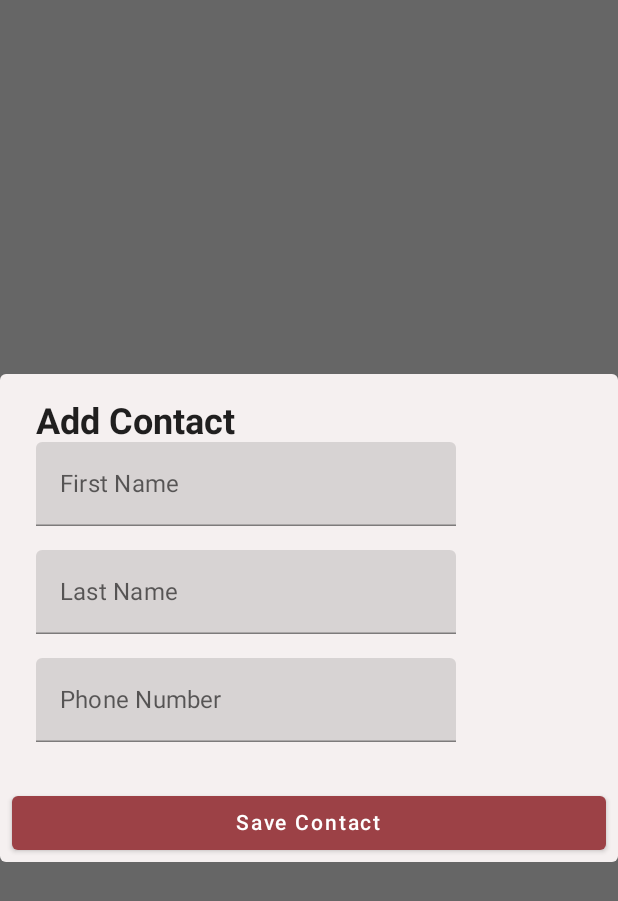
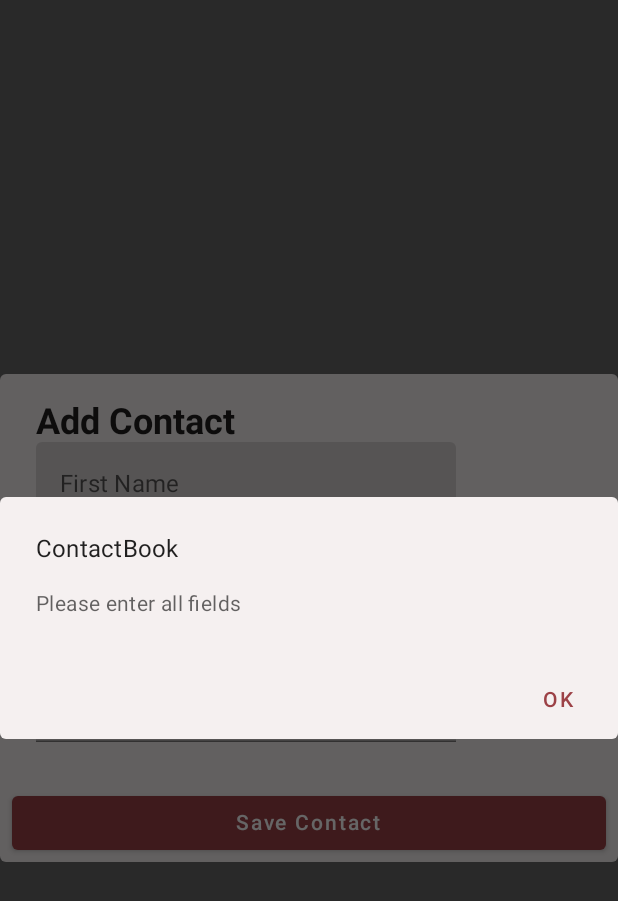
Before and after one commit to DhavanBhalodiya/compose-room, an Android app built with Jetpack Compose: the composable AddContactDialog shown on its own in the app's theme, after a tap on "Save Contact", on a phone screen of 412 x 824 dp. Shown: the top 901 px of the screen. Run offline under Robolectric (Android 15) with nearby library versions, the phone set to English and light mode, and no system bars.

Commit message:
-Add validation for Add contact dialog

```diff
--- a/app/src/main/java/com/example/composewithroom/data/ContactRepository.kt
+++ b/app/src/main/java/com/example/composewithroom/data/ContactRepository.kt
@@ -16,7 +16,7 @@ class ContactRepository(private val dao: ContactDao) {
     }
 
      fun getContactOrderByFirstName(): Flow<List<Contact>> {
-         return dao.getContactOrderByFirstName()
+         return dao.getContactList()
     }
 
 }
--- a/app/src/main/java/com/example/composewithroom/ui/screens/AddContactDialog.kt
+++ b/app/src/main/java/com/example/composewithroom/ui/screens/AddContactDialog.kt
@@ -1,12 +1,16 @@
 package com.example.composewithroom.ui.screens
 
 import androidx.compose.foundation.layout.*
+import androidx.compose.foundation.text.KeyboardOptions
 import androidx.compose.material.*
-import androidx.compose.runtime.Composable
+import androidx.compose.runtime.*
 import androidx.compose.ui.Modifier
+import androidx.compose.ui.graphics.Color
 import androidx.compose.ui.res.stringResource
 import androidx.compose.ui.text.TextStyle
 import androidx.compose.ui.text.font.FontWeight
+import androidx.compose.ui.text.input.ImeAction
+import androidx.compose.ui.text.input.KeyboardType
 import androidx.compose.ui.unit.dp
 import com.example.composewithroom.ui.viewmodel.ContactEvent
 import com.example.composewithroom.ui.viewmodel.ContactState
@@ -14,19 +18,43 @@ import com.example.composewithroom.R
 
 @Composable
 fun AddContactDialog(state: ContactState, event: (ContactEvent) -> Unit, modifier: Modifier = Modifier) {
-    AlertDialog(modifier=modifier.fillMaxWidth(),onDismissRequest = { event(ContactEvent.HideDialog) },
-        title = { Text(text = stringResource(R.string.add_contact), style = TextStyle(fontSize = MaterialTheme.typography.h5.fontSize, fontWeight = FontWeight.Bold),modifier=Modifier.fillMaxWidth()) },
-        text = {
+    var openDialog by remember { mutableStateOf(false) }
+
+    ShowValidationAlert(openDialog, onDismiss = {
+        openDialog = false
+    }, onConfirmClick = { openDialog = false })
+
+
+    AlertDialog(modifier = modifier.fillMaxWidth(), onDismissRequest = {
+        event(ContactEvent.HideDialog)
+    }, title = { Text(text = stringResource(R.string.add_contact), style = TextStyle(fontSize = MaterialTheme.typography.h5.fontSize, fontWeight = FontWeight.Bold), modifier = Modifier.fillMaxWidth()) }, text = {
         Column(modifier = Modifier.fillMaxWidth(), verticalArrangement = Arrangement.spacedBy(16.dp)) {
-            TextField(value = state.firstName, onValueChange = {event(ContactEvent.SetFirstName(
-                it
-            ))}, placeholder = { Text(text = stringResource(R.string.first_name)) })
-            TextField(value = state.lastName, onValueChange = {event(ContactEvent.SetLastName(it))}, placeholder = { Text(text = stringResource(R.string.last_name)) })
-            TextField(value = state.phoneNumber, onValueChange = {event(ContactEvent.SetPhoneNumber(it))}, placeholder = { Text(text = stringResource(R.string.phone_number)) })
+            TextField(value = state.firstName, onValueChange = {
+                event(ContactEvent.SetFirstName(it))
+            }, placeholder = { Text(text = stringResource(R.string.first_name)) }, keyboardOptions = KeyboardOptions(keyboardType = KeyboardType.Text, imeAction = ImeAction.Next), maxLines = 1)
+            TextField(value = state.lastName, onValueChange = { event(ContactEvent.SetLastName(it)) }, placeholder = { Text(text = stringResource(R.string.last_name)) }, keyboardOptions = KeyboardOptions(keyboardType = KeyboardType.Text, imeAction = ImeAction.Next), maxLines = 1)
+            TextField(value = state.phoneNumber, onValueChange = {
+               event(ContactEvent.SetPhoneNumber(it))
+            }, placeholder = { Text(text = stringResource(R.string.phone_number)) }, maxLines = 1, /*keyboardOptions = KeyboardOptions(keyboardType = KeyboardType.Number, imeAction = ImeAction.Done)*/)
         }
     }, confirmButton = {
-        Button(onClick = { event(ContactEvent.SaveContact) }, modifier = Modifier.fillMaxWidth()) {
+        Button(onClick = {
+            if (state.firstName.isEmpty() || state.lastName.isEmpty() || state.phoneNumber.isEmpty()) {
+                openDialog = true
+            } else event(ContactEvent.SaveContact)
+        }, modifier = Modifier.fillMaxWidth()) {
             Text(text = stringResource(R.string.save_contact))
         }
     })
 }
+
+@Composable
+fun ShowValidationAlert(openDialog: Boolean, onDismiss: () -> Unit, onConfirmClick: () -> Unit) {
+    if (openDialog) {
+        AlertDialog(onDismissRequest = onDismiss, title = { Text(text = stringResource(id = R.string.app_name)) }, text = { Text(text = stringResource(id = R.string.validation_msg)) }, confirmButton = {
+            TextButton(onClick = onConfirmClick) {
+                Text(text = stringResource(id = R.string.ok), color = MaterialTheme.colors.primary)
+            }
+        })
+    }
+}
--- a/app/src/main/java/com/example/composewithroom/ui/viewmodel/ContactState.kt
+++ b/app/src/main/java/com/example/composewithroom/ui/viewmodel/ContactState.kt
@@ -7,5 +7,5 @@ data class ContactState(
     val lastName:String="",
     val phoneNumber:String="",
     val contacts:List<Contact> = emptyList(),
-    val isAddingContact: Boolean=false
+    val isAddingContact: Boolean=false,
 )
--- a/app/src/main/res/values/strings.xml
+++ b/app/src/main/res/values/strings.xml
@@ -6,4 +6,6 @@
     <string name="last_name">Last Name</string>
     <string name="phone_number">Phone Number</string>
     <string name="save_contact">Save Contact</string>
+    <string name="validation_msg">Please enter all fields</string>
+    <string name="ok">OK</string>
 </resources>
```
Also changed, not shown: app/src/main/java/com/example/composewithroom/data/room/ContactDao.kt (+7 -3 lines), app/src/main/java/com/example/composewithroom/ui/viewmodel/ContactViewModel.kt (+8 -8 lines).
